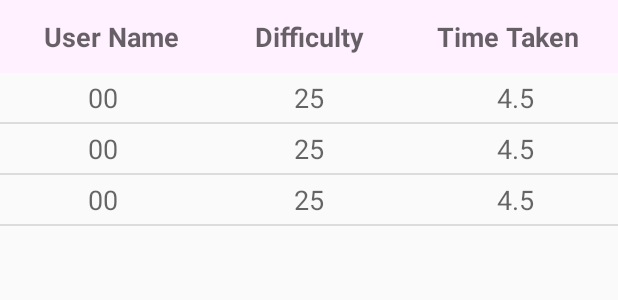
After one commit to dungeon-run/dungeon-run-client, an Android app: the layout fragment_leaderboard.xml on its own in the app's theme, with its tools: preview values and no code run, on a phone screen of 412 x 824 dp. The commit adds this screen. Shown: the top 300 px of the screen. Run offline under Robolectric (Android 15) with nearby library versions, the phone set to English and light mode, and no system bars.

Commit message:
Designed leaderboard layout.

```diff
--- /dev/null
+++ b/app/src/main/java/edu/cnm/deepdive/dungeonrunclient/controller/LeaderboardFragment.java
@@ -0,0 +1,31 @@
+package edu.cnm.deepdive.dungeonrunclient.controller;
+
+import android.os.Bundle;
+import androidx.fragment.app.Fragment;
+import android.view.LayoutInflater;
+import android.view.View;
+import android.view.ViewGroup;
+import edu.cnm.deepdive.dungeonrunclient.R;
+
+
+public class LeaderboardFragment extends Fragment {
+
+  public LeaderboardFragment() {
+    // Required empty public constructor
+  }
+
+
+
+
+  @Override
+  public void onCreate(Bundle savedInstanceState) {
+    super.onCreate(savedInstanceState);
+  }
+
+  @Override
+  public View onCreateView(LayoutInflater inflater, ViewGroup container,
+      Bundle savedInstanceState) {
+    // Inflate the layout for this fragment
+    return inflater.inflate(R.layout.fragment_leaderboard, container, false);
+  }
+}
--- /dev/null
+++ b/app/src/main/res/layout/fragment_leaderboard.xml
@@ -0,0 +1,58 @@
+<?xml version="1.0" encoding="utf-8"?>
+<androidx.constraintlayout.widget.ConstraintLayout
+  xmlns:android="http://schemas.android.com/apk/res/android"
+  xmlns:tools="http://schemas.android.com/tools"
+  android:layout_width="match_parent"
+  android:layout_height="match_parent"
+  xmlns:app="http://schemas.android.com/apk/res-auto"
+  tools:context=".controller.LeaderboardFragment">
+
+  <LinearLayout
+    android:id="@+id/header"
+    android:layout_width="0dp"
+    android:layout_height="wrap_content"
+    android:orientation="horizontal"
+    android:padding="8dp"
+    android:gravity="center_vertical"
+    android:background="?attr/colorPrimarySurface"
+    app:layout_constraintTop_toTopOf="parent"
+    app:layout_constraintStart_toStartOf="parent"
+    app:layout_constraintEnd_toEndOf="parent">
+
+    <TextView
+      android:layout_width="0dp"
+      android:layout_height="wrap_content"
+      android:layout_margin="@dimen/half_static_spacing"
+      android:layout_weight="1"
+      style="@style/LeaderboardHeader"
+      android:text="@string/user_name_header"/>
+
+    <TextView
+      android:layout_width="0dp"
+      android:layout_height="wrap_content"
+      android:layout_margin="@dimen/half_static_spacing"
+      android:layout_weight="1"
+      style="@style/LeaderboardHeader"
+      android:text="@string/difficulty_header"/>
+
+    <TextView
+      android:layout_width="0dp"
+      android:layout_height="wrap_content"
+      android:layout_margin="@dimen/half_static_spacing"
+      android:layout_weight="1"
+      style="@style/LeaderboardHeader"
+      android:text="@string/time_taken_header"/>
+
+  </LinearLayout>
+
+  <ListView
+    android:id="@+id/counts_list"
+    android:layout_width="0dp"
+    android:layout_height="0dp"
+    app:layout_constraintTop_toBottomOf="@id/header"
+    app:layout_constraintBottom_toBottomOf="parent"
+    app:layout_constraintStart_toStartOf="parent"
+    app:layout_constraintEnd_toEndOf="parent"
+    tools:listitem="@layout/item_value_count"/>
+
+</androidx.constraintlayout.widget.ConstraintLayout>
--- /dev/null
+++ b/app/src/main/res/layout/item_value_count.xml
@@ -0,0 +1,39 @@
+<?xml version="1.0" encoding="utf-8"?>
+<LinearLayout
+  xmlns:android="http://schemas.android.com/apk/res/android"
+  android:layout_width="match_parent"
+  android:layout_height="match_parent"
+  xmlns:tools="http://schemas.android.com/tools">
+
+  <TextView
+    android:id="@+id/user_name"
+    android:layout_width="0dp"
+    android:layout_height="wrap_content"
+    android:layout_margin="@dimen/half_static_spacing"
+    android:layout_weight="1"
+    android:textAlignment="center"
+    style="@style/TextAppearance.AppCompat.Medium"
+    tools:text="00"/>
+
+  <TextView
+    android:id="@+id/difficulty"
+    android:layout_width="0dp"
+    android:layout_height="wrap_content"
+    android:layout_margin="@dimen/half_static_spacing"
+    android:layout_weight="1"
+    android:textAlignment="center"
+    style="@style/TextAppearance.AppCompat.Medium"
+    tools:text="25"/>
+
+  <TextView
+    android:id="@+id/time_taken"
+    android:layout_width="0dp"
+    android:layout_height="wrap_content"
+    android:layout_margin="@dimen/half_static_spacing"
+    android:layout_weight="1"
+    android:textAlignment="center"
+    style="@style/TextAppearance.AppCompat.Medium"
+    tools:text="4.5"/>
+
+
+</LinearLayout>
--- a/app/src/main/res/values/colors.xml
+++ b/app/src/main/res/values/colors.xml
@@ -3,6 +3,7 @@
   <color name="colorPrimary">#6A1B9A</color>
   <color name="colorPrimaryDark">#38006B</color>
   <color name="colorAccent">#84FFFF</color>
+  <color name="colorPrimarySurface">#FFF1FF</color>
 
   <color name="colorBackgroundLauncher">#000000</color>
 
--- /dev/null
+++ b/app/src/main/res/values/dimens.xml
@@ -0,0 +1,4 @@
+<?xml version="1.0" encoding="utf-8"?>
+<resources>
+  <dimen name="half_static_spacing">4dp</dimen>
+</resources>
--- a/app/src/main/res/values/strings.xml
+++ b/app/src/main/res/values/strings.xml
@@ -11,5 +11,8 @@
   <string name="sign_out">Sign Out</string>
   <string name="maze_difficulty_title">Maze Difficulty</string>
   <string name="difficulty_summary">Maze difficulty affects time given and number of corridors to navigate.</string>
+  <string name="user_name_header">User Name</string>
+  <string name="difficulty_header">Difficulty</string>
+  <string name="time_taken_header">Time Taken</string>
 
 </resources>
--- a/app/src/main/res/values/styles.xml
+++ b/app/src/main/res/values/styles.xml
@@ -4,6 +4,7 @@
     <!-- Customize your theme here. -->
     <item name="colorPrimary">@color/colorPrimary</item>
     <item name="colorPrimaryDark">@color/colorPrimaryDark</item>
+    <item name="colorPrimarySurface">@color/colorPrimarySurface</item>
     <item name="colorAccent">@color/colorAccent</item>
   </style>
 
@@ -27,7 +28,11 @@
     <item name="android:textStyle">normal</item>
     <item name="android:textColor">#000000</item>
     <item name="android:padding">6dp</item>
+  </style>
 
+  <style name="LeaderboardHeader" parent="TextAppearance.AppCompat.Medium">
+    <item name="android:textStyle">bold</item>
+    <item name="android:textAlignment">center</item>
   </style>
 
 
```
